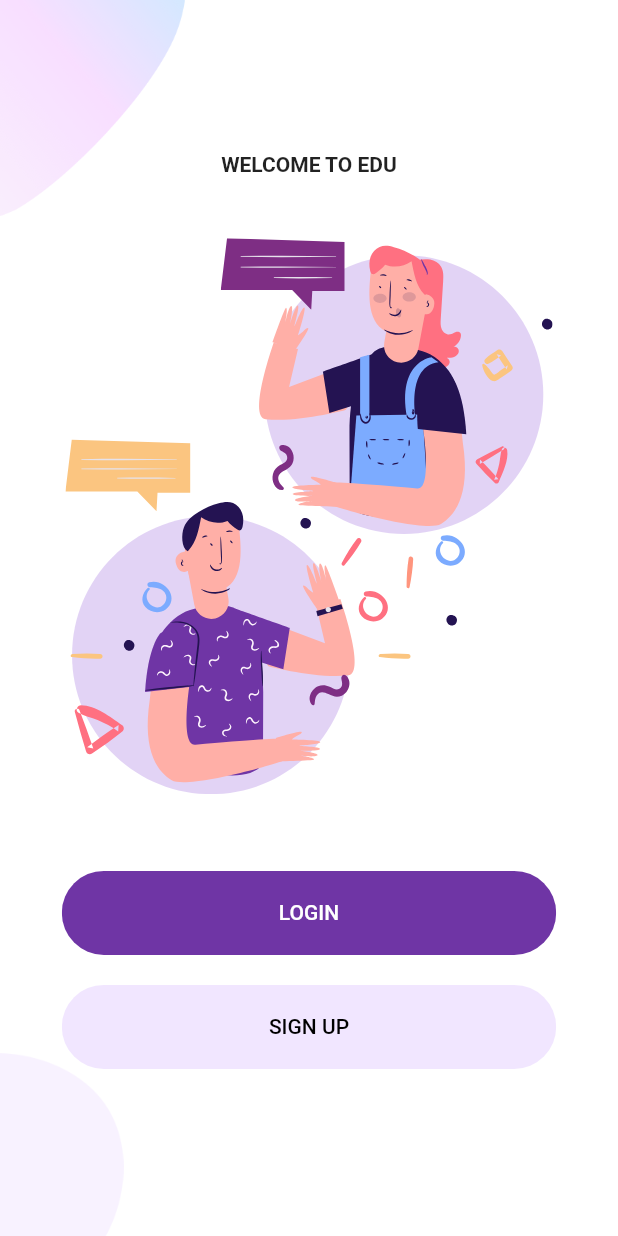
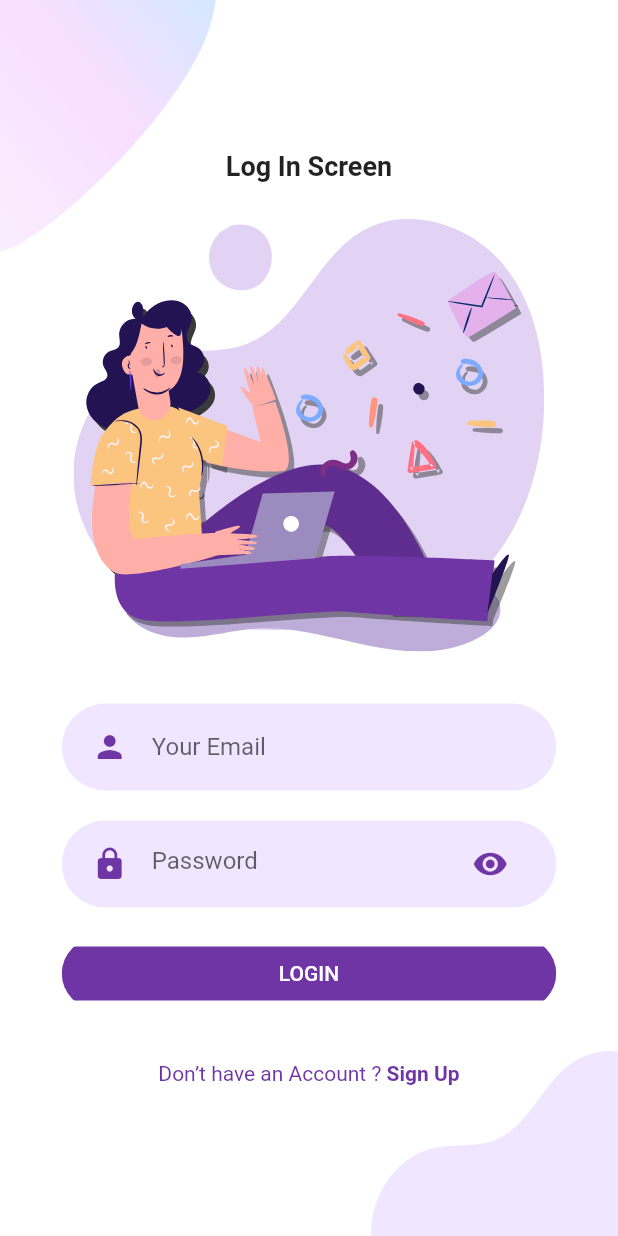
Before and after one commit to najmunoishi/Ui_Design, a Flutter app: the screen it shows after launch, after a tap on "LOGIN", on a phone screen of 412 x 824 dp. Run offline on Flutter 3.47's test engine with Material 2 defaults, Android fonts, the phone set to English and light mode, and no system bars; our stand-ins replace connectivity_plus, dio, flutter_screenutil, flutter_svg, google_fonts, package_info_plus and 1 more; generated files the repository leaves out were written again.

Commit message:
login screen done!

```diff
--- a/lib/main.dart
+++ b/lib/main.dart
@@ -29,6 +29,6 @@ class MyApp extends StatelessWidget {
           primaryColor: kPrimaryColor,
           scaffoldBackgroundColor: Colors.white,
         ),
-        home: WelcomeScreen());
+        home: const WelcomeScreen());
   }
 }
--- /dev/null
+++ b/lib/module/login_page/views/components/already_account.dart
@@ -0,0 +1,35 @@
+import 'package:flutter/material.dart';
+import '../../constants.dart';
+
+class AlreadyHaveAnAccountCheck extends StatelessWidget {
+  final bool login;
+  final press;
+  const AlreadyHaveAnAccountCheck({
+    Key? key,
+    this.login = true,
+    this.press,
+  }) : super(key: key);
+
+  @override
+  Widget build(BuildContext context) {
+    return Row(
+      mainAxisAlignment: MainAxisAlignment.center,
+      children: <Widget>[
+        Text(
+          login ? "Don’t have an Account ? " : "Already have an Account ? ",
+          style: const TextStyle(color: kPrimaryColor),
+        ),
+        GestureDetector(
+          onTap: press,
+          child: Text(
+            login ? "Sign Up" : "Sign In",
+            style: const TextStyle(
+              color: kPrimaryColor,
+              fontWeight: FontWeight.bold,
+            ),
+          ),
+        )
+      ],
+    );
+  }
+}
--- a/lib/module/login_page/views/components/round_button.dart
+++ b/lib/module/login_page/views/components/round_button.dart
@@ -3,6 +3,7 @@ import 'package:ui_design/module/login_page/constants.dart';
 
 class RoundedButton extends StatelessWidget {
   final String text;
+  // ignore: prefer_typing_uninitialized_variables
   final press;
   final Color? color, textColor;
   const RoundedButton({
@@ -17,14 +18,26 @@ class RoundedButton extends StatelessWidget {
   Widget build(BuildContext context) {
     Size size = MediaQuery.of(context).size;
     return Container(
-      margin: EdgeInsets.symmetric(vertical: 10),
+      margin: const EdgeInsets.symmetric(vertical: 10),
       width: size.width * 0.8,
       child: ClipRRect(
         borderRadius: BorderRadius.circular(29),
-        child: FlatButton(
+
+        /*child: FlatButton(
           padding: EdgeInsets.symmetric(vertical: 20, horizontal: 40),
           color: color,
           onPressed: press,
+          child: Text(
+            text,
+            style: TextStyle(color: textColor),
+          ),
+        ),*/
+
+        child: TextButton(
+          onPressed: press,
+          style: TextButton.styleFrom(
+            backgroundColor: color,
+          ),
           child: Text(
             text,
             style: TextStyle(color: textColor),
--- /dev/null
+++ b/lib/module/login_page/views/components/rounded_inputfield.dart
@@ -0,0 +1,32 @@
+import 'package:flutter/material.dart';
+import 'package:ui_design/module/login_page/constants.dart';
+import 'package:ui_design/module/login_page/views/components/text_field_container.dart';
+
+class RoundedInputField extends StatelessWidget {
+  final String? hintText;
+  final IconData icon;
+  final ValueChanged<String> onChanged;
+  const RoundedInputField({
+    Key? key,
+    this.hintText,
+    this.icon = Icons.person,
+    required this.onChanged,
+  }) : super(key: key);
+
+  @override
+  Widget build(BuildContext context) {
+    return TextFieldContainer(
+      child: TextField(
+        onChanged: onChanged,
+        decoration: InputDecoration(
+          icon: Icon(
+            icon,
+            color: kPrimaryColor,
+          ),
+          hintText: hintText,
+          border: InputBorder.none,
+        ),
+      ),
+    );
+  }
+}
--- /dev/null
+++ b/lib/module/login_page/views/components/rounded_passwordfield.dart
@@ -0,0 +1,34 @@
+import 'package:flutter/material.dart';
+import 'package:ui_design/module/login_page/views/components/text_field_container.dart';
+
+import '../../constants.dart';
+
+class RoundedPasswordField extends StatelessWidget {
+  final ValueChanged<String> onChanged;
+  const RoundedPasswordField({
+    Key? key,
+    required this.onChanged,
+  }) : super(key: key);
+
+  @override
+  Widget build(BuildContext context) {
+    return TextFieldContainer(
+      child: TextField(
+        obscureText: true,
+        onChanged: onChanged,
+        decoration: const InputDecoration(
+          hintText: "Password",
+          icon: Icon(
+            Icons.lock,
+            color: kPrimaryColor,
+          ),
+          suffixIcon: Icon(
+            Icons.visibility,
+            color: kPrimaryColor,
+          ),
+          border: InputBorder.none,
+        ),
+      ),
+    );
+  }
+}
--- /dev/null
+++ b/lib/module/login_page/views/components/text_field_container.dart
@@ -0,0 +1,25 @@
+import 'package:flutter/material.dart';
+import 'package:ui_design/module/login_page/constants.dart';
+
+class TextFieldContainer extends StatelessWidget {
+  final Widget? child;
+  const TextFieldContainer({
+    Key? key,
+    this.child,
+  }) : super(key: key);
+
+  @override
+  Widget build(BuildContext context) {
+    Size size = MediaQuery.of(context).size;
+    return Container(
+      margin: EdgeInsets.symmetric(vertical: 10),
+      padding: EdgeInsets.symmetric(horizontal: 20, vertical: 5),
+      width: size.width * 0.8,
+      decoration: BoxDecoration(
+        color: kPrimaryLightColor,
+        borderRadius: BorderRadius.circular(29),
+      ),
+      child: child,
+    );
+  }
+}
--- /dev/null
+++ b/lib/module/login_page/views/login_page/components/background.dart
@@ -0,0 +1,40 @@
+import 'package:flutter/material.dart';
+
+class Background extends StatelessWidget {
+  final Widget child;
+  const Background({
+    Key? key,
+    required this.child,
+  }) : super(key: key);
+
+  @override
+  Widget build(BuildContext context) {
+    Size size = MediaQuery.of(context).size;
+    return Container(
+      width: double.infinity,
+      height: size.height,
+      child: Stack(
+        alignment: Alignment.center,
+        children: <Widget>[
+          Positioned(
+            top: 0,
+            left: 0,
+            child: Image.asset(
+              "assets/svg/main_top.png",
+              width: size.width * 0.35,
+            ),
+          ),
+          Positioned(
+            bottom: 0,
+            right: 0,
+            child: Image.asset(
+              "assets/svg/login_bottom.png",
+              width: size.width * 0.4,
+            ),
+          ),
+          child,
+        ],
+      ),
+    );
+  }
+}
--- /dev/null
+++ b/lib/module/login_page/views/login_page/components/body.dart
@@ -0,0 +1,62 @@
+import 'package:flutter/material.dart';
+import 'package:flutter_svg/svg.dart';
+import 'package:ui_design/module/login_page/views/login_page/components/background.dart';
+import '../../components/already_account.dart';
+import '../../components/round_button.dart';
+import '../../components/rounded_inputfield.dart';
+import '../../components/rounded_passwordfield.dart';
+import '../../signup_page/signup_page.dart';
+
+class Body extends StatelessWidget {
+  const Body({
+    Key? key,
+  }) : super(key: key);
+
+  @override
+  Widget build(BuildContext context) {
+    Size size = MediaQuery.of(context).size;
+    return Background(
+      child: SingleChildScrollView(
+        child: Column(
+          mainAxisAlignment: MainAxisAlignment.center,
+          children: <Widget>[
+            const Text(
+              "Log In Screen",
+              style: TextStyle(fontWeight: FontWeight.bold, fontSize: 18),
+            ),
+            SizedBox(height: size.height * 0.03),
+            SvgPicture.asset(
+              "assets/icons/login.svg",
+              height: size.height * 0.35,
+            ),
+            SizedBox(height: size.height * 0.03),
+            RoundedInputField(
+              hintText: "Your Email",
+              onChanged: (value) {},
+            ),
+            RoundedPasswordField(
+              onChanged: (value) {},
+            ),
+            RoundedButton(
+              text: "LOGIN",
+              press: () {},
+            ),
+            SizedBox(height: size.height * 0.03),
+            AlreadyHaveAnAccountCheck(
+              press: () {
+                Navigator.push(
+                  context,
+                  MaterialPageRoute(
+                    builder: (context) {
+                      return SignupScreen();
+                    },
+                  ),
+                );
+              },
+            ),
+          ],
+        ),
+      ),
+    );
+  }
+}
--- /dev/null
+++ b/lib/module/login_page/views/login_page/login_page.dart
@@ -0,0 +1,12 @@
+import 'package:flutter/material.dart';
+import 'package:ui_design/module/login_page/views/login_page/components/body.dart';
+
+class LoginScreen extends StatelessWidget {
+  const LoginScreen({super.key});
+  @override
+  Widget build(BuildContext context) {
+    return const Scaffold(
+      body: Body(),
+    );
+  }
+}
--- /dev/null
+++ b/lib/module/login_page/views/signup_page/signup_page.dart
@@ -0,0 +1,10 @@
+import 'package:flutter/material.dart';
+
+class SignupScreen extends StatelessWidget {
+  const SignupScreen({super.key});
+
+  @override
+  Widget build(BuildContext context) {
+    return const Scaffold();
+  }
+}
--- a/lib/module/login_page/views/welcome_page/components/body.dart
+++ b/lib/module/login_page/views/welcome_page/components/body.dart
@@ -2,9 +2,13 @@ import 'package:flutter/material.dart';
 import 'package:flutter_svg/flutter_svg.dart';
 import 'package:ui_design/module/login_page/constants.dart';
 import 'package:ui_design/module/login_page/views/components/round_button.dart';
+import 'package:ui_design/module/login_page/views/login_page/login_page.dart';
+import 'package:ui_design/module/login_page/views/signup_page/signup_page.dart';
 import 'package:ui_design/module/login_page/views/welcome_page/components/background.dart';
 
 class Body extends StatelessWidget {
+  const Body({Key? key}) : super(key: key);
+
   @override
   Widget build(BuildContext context) {
     Size size = MediaQuery.of(context).size;
@@ -14,9 +18,9 @@ class Body extends StatelessWidget {
         child: Column(
           mainAxisAlignment: MainAxisAlignment.center,
           children: <Widget>[
-            Text(
-              "WELCOME TO EDU",
-              style: TextStyle(fontWeight: FontWeight.bold),
+            const Text(
+              "Welcome Screen",
+              style: TextStyle(fontWeight: FontWeight.bold, fontSize: 18),
             ),
             SizedBox(height: size.height * 0.05),
             SvgPicture.asset(
@@ -27,14 +31,14 @@ class Body extends StatelessWidget {
             RoundedButton(
               text: "LOGIN",
               press: () {
-                /*Navigator.push(
+                Navigator.push(
                   context,
                   MaterialPageRoute(
                     builder: (context) {
-                      return LoginScreen();
+                      return const LoginScreen();
                     },
                   ),
-                );*/
+                );
               },
             ),
             RoundedButton(
@@ -42,14 +46,14 @@ class Body extends StatelessWidget {
               color: kPrimaryLightColor,
               textColor: Colors.black,
               press: () {
-                /*Navigator.push(
+                Navigator.push(
                   context,
                   MaterialPageRoute(
                     builder: (context) {
-                      return SignUpScreen();
+                      return const SignupScreen();
                     },
                   ),
-                );*/
+                );
               },
             ),
           ],
--- a/lib/module/login_page/views/welcome_page/welcome_screen.dart
+++ b/lib/module/login_page/views/welcome_page/welcome_screen.dart
@@ -2,6 +2,8 @@ import 'package:flutter/material.dart';
 import 'package:ui_design/module/login_page/views/welcome_page/components/body.dart';
 
 class WelcomeScreen extends StatelessWidget {
+  const WelcomeScreen({Key? key}) : super(key: key);
+
   @override
   Widget build(BuildContext context) {
     return Scaffold(
```
